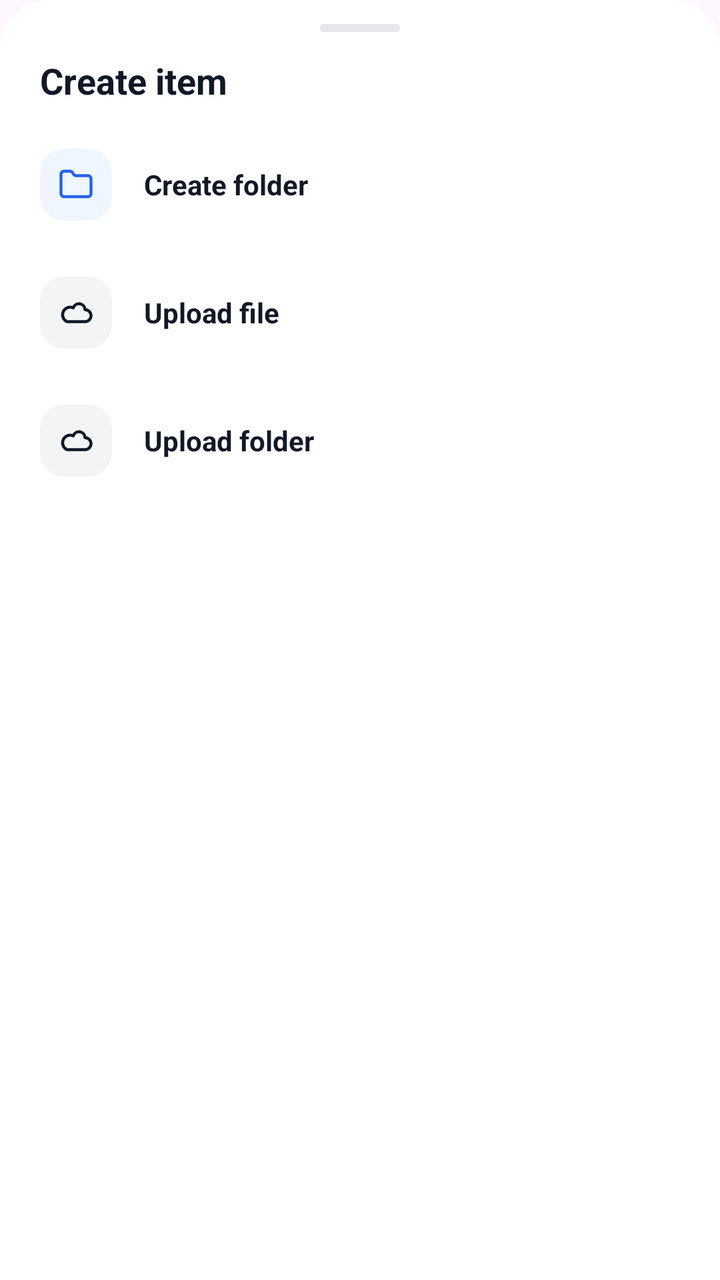
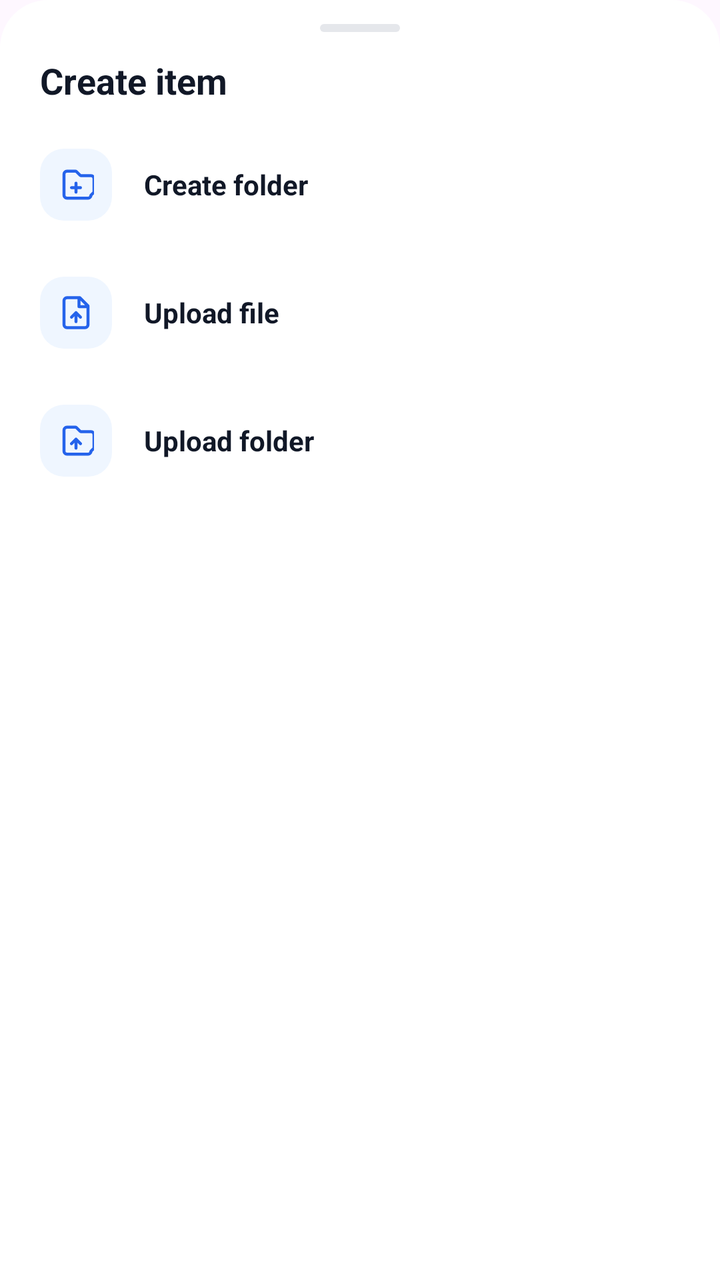

Before-and-after screenshots of an Android layout around one commit, followed by the original layout XML and the change that was made.
<!-- AndroidManifest.xml: application theme Theme.FileManagementApp -->
<!-- res/layout/bottom_sheet_create_actions.xml -->
<?xml version="1.0" encoding="utf-8"?>
<LinearLayout xmlns:android="http://schemas.android.com/apk/res/android"
    android:layout_width="match_parent"
    android:layout_height="wrap_content"
    android:background="@drawable/bottom_sheet_bg"
    android:orientation="vertical"
    android:paddingTop="12dp"
    android:paddingBottom="24dp">

    <View
        android:layout_width="40dp"
        android:layout_height="4dp"
        android:layout_gravity="center_horizontal"
        android:layout_marginBottom="12dp"
        android:background="@drawable/bottom_sheet_handle" />

    <TextView
        android:layout_width="match_parent"
        android:layout_height="wrap_content"
        android:paddingStart="20dp"
        android:paddingEnd="20dp"
        android:paddingBottom="8dp"
        android:text="@string/explorer_create"
        android:textColor="@color/explorer_text_primary"
        android:textSize="18sp"
        android:textStyle="bold" />

    <LinearLayout
        android:id="@+id/actionCreateFolder"
        android:layout_width="match_parent"
        android:layout_height="wrap_content"
        android:background="?attr/selectableItemBackground"
        android:clickable="true"
        android:focusable="true"
        android:gravity="center_vertical"
        android:orientation="horizontal"
        android:paddingHorizontal="20dp"
        android:paddingVertical="14dp">

        <FrameLayout
            android:layout_width="36dp"
            android:layout_height="36dp"
            android:background="@drawable/item_explorer_file_bg"
            android:backgroundTint="@color/blue_50">

            <ImageView
                android:layout_width="18dp"
                android:layout_height="18dp"
                android:layout_gravity="center"
                android:src="@drawable/folder"
                android:tint="@color/explorer_primary" />
        </FrameLayout>

        <TextView
            android:layout_width="0dp"
            android:layout_height="wrap_content"
            android:layout_marginStart="16dp"
            android:layout_weight="1"
            android:text="@string/explorer_create_folder"
            android:textColor="@color/explorer_text_primary"
            android:textSize="14sp"
            android:textStyle="bold" />
    </LinearLayout>

    <LinearLayout
        android:id="@+id/actionUploadFile"
        android:layout_width="match_parent"
        android:layout_height="wrap_content"
        android:background="?attr/selectableItemBackground"
        android:clickable="true"
        android:focusable="true"
        android:gravity="center_vertical"
        android:orientation="horizontal"
        android:paddingHorizontal="20dp"
        android:paddingVertical="14dp">

        <FrameLayout
            android:layout_width="36dp"
            android:layout_height="36dp"
            android:background="@drawable/item_explorer_file_bg"
            android:backgroundTint="@color/grey_100">

            <ImageView
                android:layout_width="18dp"
                android:layout_height="18dp"
                android:layout_gravity="center"
                android:src="@drawable/cloud"
                android:tint="@color/explorer_text_primary" />
        </FrameLayout>

        <TextView
            android:layout_width="0dp"
            android:layout_height="wrap_content"
            android:layout_marginStart="16dp"
            android:layout_weight="1"
            android:text="@string/explorer_upload_file"
            android:textColor="@color/explorer_text_primary"
            android:textSize="14sp"
            android:textStyle="bold" />
    </LinearLayout>

    <LinearLayout
        android:id="@+id/actionUploadFolder"
        android:layout_width="match_parent"
        android:layout_height="wrap_content"
        android:background="?attr/selectableItemBackground"
        android:clickable="true"
        android:focusable="true"
        android:gravity="center_vertical"
        android:orientation="horizontal"
        android:paddingHorizontal="20dp"
        android:paddingVertical="14dp">

        <FrameLayout
            android:layout_width="36dp"
            android:layout_height="36dp"
            android:background="@drawable/item_explorer_file_bg"
            android:backgroundTint="@color/grey_100">

            <ImageView
                android:layout_width="18dp"
                android:layout_height="18dp"
                android:layout_gravity="center"
                android:src="@drawable/cloud"
                android:tint="@color/explorer_text_primary" />
        </FrameLayout>

        <TextView
            android:layout_width="0dp"
            android:layout_height="wrap_content"
            android:layout_marginStart="16dp"
            android:layout_weight="1"
            android:text="@string/explorer_upload_folder"
            android:textColor="@color/explorer_text_primary"
            android:textSize="14sp"
            android:textStyle="bold" />
    </LinearLayout>

</LinearLayout>
<!-- resources referenced by this layout -->
<resources>
  <color name="blue_50">#EFF6FF</color>
  <color name="explorer_primary">#FF2563EB</color>
  <color name="explorer_text_primary">#FF111827</color>
  <color name="grey_100">#F3F4F6</color>
  <!-- drawable bottom_sheet_bg (drawable) -->
  <?xml version="1.0" encoding="utf-8"?>
  <shape xmlns:android="http://schemas.android.com/apk/res/android"
      android:shape="rectangle">
      
      <solid android:color="@color/explorer_bg" />
      <corners
          android:topLeftRadius="24dp"
          android:topRightRadius="24dp" />
  </shape>
  <!-- drawable bottom_sheet_handle (drawable) -->
  <?xml version="1.0" encoding="utf-8"?>
  <shape xmlns:android="http://schemas.android.com/apk/res/android"
      android:shape="rectangle">
      <solid android:color="@color/explorer_border" />
      <corners android:radius="2dp" />
  </shape>
  <!-- drawable cloud (drawable) -->
  <?xml version="1.0" encoding="utf-8"?>
  <vector xmlns:android="http://schemas.android.com/apk/res/android"
      android:width="24dp"
      android:height="24dp"
      android:viewportWidth="24"
      android:viewportHeight="24">
      <path android:fillColor="#00000000" android:pathData="M18,10a4,4 0,0 0,-7.8 -1.2A5,5 0,0 0,6 18h12a4,4 0,0 0,0 -8z" android:strokeColor="#FFFFFFFF" android:strokeLineCap="round" android:strokeLineJoin="round" android:strokeWidth="2"/>
  </vector>
  <!-- drawable folder (drawable) -->
  <vector xmlns:android="http://schemas.android.com/apk/res/android"
      android:width="24dp"
      android:height="24dp"
      android:viewportWidth="24"
      android:viewportHeight="24">
    <path
        android:pathData="M20,20a2,2 0,0 0,2 -2V8a2,2 0,0 0,-2 -2h-7.9a2,2 0,0 1,-1.69 -0.9L9.6,3.9A2,2 0,0 0,7.93 3H4a2,2 0,0 0,-2 2v13a2,2 0,0 0,2 2Z"
        android:strokeLineJoin="round"
        android:strokeWidth="2"
        android:fillColor="#00000000"
        android:strokeColor="#FFFFFF"
        android:strokeLineCap="round"/>
  </vector>
  <!-- drawable item_explorer_file_bg (drawable) -->
  <?xml version="1.0" encoding="utf-8"?>
  <shape xmlns:android="http://schemas.android.com/apk/res/android"
      android:shape="rectangle">
      <solid android:color="@android:color/white" />
      <corners android:radius="12dp" />
  </shape>
  <string name="explorer_create">Create item</string>
  <string name="explorer_create_folder">Create folder</string>
  <string name="explorer_upload_file">Upload file</string>
  <string name="explorer_upload_folder">Upload folder</string>
  <style name="Theme.FileManagementApp" parent="Base.Theme.FileManagementApp" />
  <color name="explorer_bg">#FFFFFFFF</color>
  <color name="explorer_border">#FFE5E7EB</color>
  <style name="Base.Theme.FileManagementApp" parent="Theme.Material3.DayNight.NoActionBar">
          
          
      </style>
</resources>

<!-- the commit's change to res/layout/bottom_sheet_create_actions.xml (unified diff, before → after) -->
@@ -47,7 +47,7 @@
                 android:layout_width="18dp"
                 android:layout_height="18dp"
                 android:layout_gravity="center"
-                android:src="@drawable/folder"
+                android:src="@drawable/ic_folder_plus"
                 android:tint="@color/explorer_primary" />
         </FrameLayout>
 
@@ -78,14 +78,14 @@
             android:layout_width="36dp"
             android:layout_height="36dp"
             android:background="@drawable/item_explorer_file_bg"
-            android:backgroundTint="@color/grey_100">
+            android:backgroundTint="@color/blue_50">
 
             <ImageView
                 android:layout_width="18dp"
                 android:layout_height="18dp"
                 android:layout_gravity="center"
-                android:src="@drawable/cloud"
-                android:tint="@color/explorer_text_primary" />
+                android:src="@drawable/ic_file_up"
+                android:tint="@color/explorer_primary" />
         </FrameLayout>
 
         <TextView
@@ -115,14 +115,14 @@
             android:layout_width="36dp"
             android:layout_height="36dp"
             android:background="@drawable/item_explorer_file_bg"
-            android:backgroundTint="@color/grey_100">
+            android:backgroundTint="@color/blue_50">
 
             <ImageView
                 android:layout_width="18dp"
                 android:layout_height="18dp"
                 android:layout_gravity="center"
-                android:src="@drawable/cloud"
-                android:tint="@color/explorer_text_primary" />
+                android:src="@drawable/ic_folder_up"
+                android:tint="@color/explorer_primary" />
         </FrameLayout>
 
         <TextView
<!-- resource entries referenced after the edit -->
@@ -3,7 +3,6 @@
   <color name="blue_50">#EFF6FF</color>
   <color name="explorer_primary">#FF2563EB</color>
   <color name="explorer_text_primary">#FF111827</color>
-  <color name="grey_100">#F3F4F6</color>
   <!-- drawable bottom_sheet_bg (drawable) -->
   <?xml version="1.0" encoding="utf-8"?>
   <shape xmlns:android="http://schemas.android.com/apk/res/android"
@@ -21,28 +20,47 @@
       <solid android:color="@color/explorer_border" />
       <corners android:radius="2dp" />
   </shape>
-  <!-- drawable cloud (drawable) -->
-  <?xml version="1.0" encoding="utf-8"?>
-  <vector xmlns:android="http://schemas.android.com/apk/res/android"
-      android:width="24dp"
-      android:height="24dp"
-      android:viewportWidth="24"
-      android:viewportHeight="24">
-      <path android:fillColor="#00000000" android:pathData="M18,10a4,4 0,0 0,-7.8 -1.2A5,5 0,0 0,6 18h12a4,4 0,0 0,0 -8z" android:strokeColor="#FFFFFFFF" android:strokeLineCap="round" android:strokeLineJoin="round" android:strokeWidth="2"/>
-  </vector>
-  <!-- drawable folder (drawable) -->
+  <!-- drawable ic_file_up (drawable) -->
   <vector xmlns:android="http://schemas.android.com/apk/res/android"
       android:width="24dp"
       android:height="24dp"
       android:viewportWidth="24"
       android:viewportHeight="24">
     <path
-        android:pathData="M20,20a2,2 0,0 0,2 -2V8a2,2 0,0 0,-2 -2h-7.9a2,2 0,0 1,-1.69 -0.9L9.6,3.9A2,2 0,0 0,7.93 3H4a2,2 0,0 0,-2 2v13a2,2 0,0 0,2 2Z"
+        android:fillColor="@android:color/transparent"
+        android:strokeColor="#FF000000"
+        android:strokeWidth="2"
+        android:strokeLineCap="round"
         android:strokeLineJoin="round"
+        android:pathData="M14.5,2H6a2,2 0,0 0,-2 2v16a2,2 0,0 0,2 2h12a2,2 0,0 0,2 -2V7.5L14.5,2zM14,2v6h6M12,18v-6M9,15l3,-3 3,3" />
+  </vector>
+  <!-- drawable ic_folder_plus (drawable) -->
+  <vector xmlns:android="http://schemas.android.com/apk/res/android"
+      android:width="24dp"
+      android:height="24dp"
+      android:viewportWidth="24"
+      android:viewportHeight="24">
+    <path
+        android:fillColor="@android:color/transparent"
+        android:strokeColor="#FF000000"
         android:strokeWidth="2"
-        android:fillColor="#00000000"
-        android:strokeColor="#FFFFFF"
-        android:strokeLineCap="round"/>
+        android:strokeLineCap="round"
+        android:strokeLineJoin="round"
+        android:pathData="M22,19a2,2 0,0 1,-2 2h-14a2,2 0,0 1,-2 -2v-14a2,2 0,0 1,2 -2h5.586a1,1 0,0 1,0.707 0.293l2.414,2.414a1,1 0,0 0,0.707 0.293h6.586a2,2 0,0 1,2 2v9zM12,11v6M9,14h6" />
+  </vector>
+  <!-- drawable ic_folder_up (drawable) -->
+  <vector xmlns:android="http://schemas.android.com/apk/res/android"
+      android:width="24dp"
+      android:height="24dp"
+      android:viewportWidth="24"
+      android:viewportHeight="24">
+    <path
+        android:fillColor="@android:color/transparent"
+        android:strokeColor="#FF000000"
+        android:strokeWidth="2"
+        android:strokeLineCap="round"
+        android:strokeLineJoin="round"
+        android:pathData="M22,19a2,2 0,0 1,-2 2h-14a2,2 0,0 1,-2 -2v-14a2,2 0,0 1,2 -2h5.586a1,1 0,0 1,0.707 0.293l2.414,2.414a1,1 0,0 0,0.707 0.293h6.586a2,2 0,0 1,2 2v9zM12,17v-6M9,14l3,-3 3,3" />
   </vector>
   <!-- drawable item_explorer_file_bg (drawable) -->
   <?xml version="1.0" encoding="utf-8"?>
